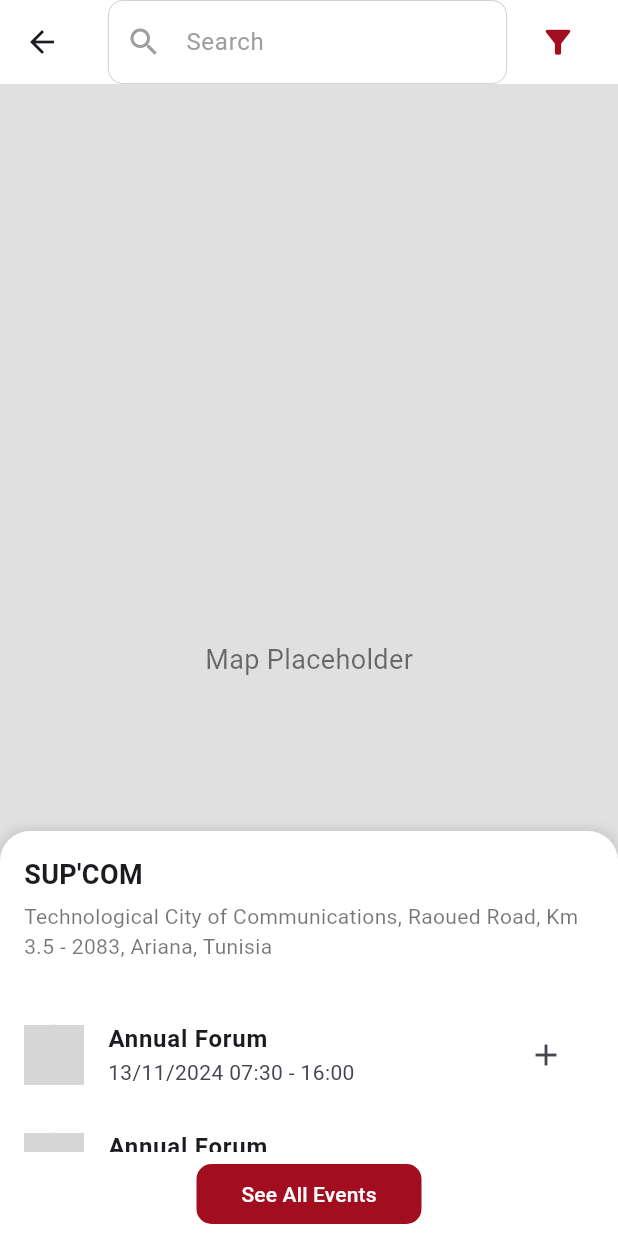
After one commit to MolkaSahli/Mobile_App, a Flutter app: the Mapevents screen opened directly, on a phone screen of 412 x 824 dp. The commit adds this screen. Run offline on Flutter 3.47's test engine with Material 3 defaults, Android fonts, the phone set to English and light mode, and no system bars; grey boxes are pictures that could not be loaded.

Commit message:
event info page and the map event page without the Map API

```diff
--- a/lib/main.dart
+++ b/lib/main.dart
@@ -1,5 +1,7 @@
+import 'package:eventify/screens/EventInfo.dart';
+import 'package:eventify/screens/MapEvents.dart';
+import 'package:eventify/screens/addEvent.dart';
 import 'package:eventify/screens/home.dart';
-import 'package:eventify/screens/addEvent.dart';
 import 'package:eventify/screens/login.dart';
 import 'package:flutter/material.dart';
 
@@ -20,7 +22,7 @@ class MyApp extends StatelessWidget {
         colorScheme: ColorScheme.fromSeed(seedColor: Colors.deepPurple),
         useMaterial3: true,
       ),
-      home: Home(),
+      home: const Addevent(),
     );
   }
 }
--- /dev/null
+++ b/lib/screens/MapEvents.dart
@@ -0,0 +1,220 @@
+import 'package:flutter/material.dart';
+
+class Mapevents extends StatefulWidget {
+  const Mapevents({super.key});
+
+  @override
+  State<Mapevents> createState() => _MapeventsState();
+}
+
+class _MapeventsState extends State<Mapevents> {
+  bool isExpanded = false;
+
+  @override
+  Widget build(BuildContext context) {
+    return Scaffold(
+      appBar: AppBar(
+        elevation: 0,
+        backgroundColor: Colors.white,
+        title: Padding(
+          padding: const EdgeInsets.symmetric(vertical: 8.0),
+          child: Row(
+            children: [
+              // Search Bar
+              Expanded(
+                child: TextField(
+                  cursorColor: Colors.grey,
+                  decoration: InputDecoration(
+                    fillColor: Colors.white,
+                    filled: true,
+                    enabledBorder: OutlineInputBorder(
+                      borderRadius: BorderRadius.circular(10),
+                      borderSide: BorderSide(
+                        width: 0.5,
+                        color: Colors.grey.shade400,
+                      ),
+                    ),
+                    focusedBorder: OutlineInputBorder(
+                      borderRadius: BorderRadius.circular(10),
+                      borderSide: BorderSide(
+                        color: Color(0xFFA20E20),
+                        width: 2.0,
+                      ),
+                    ),
+                    hintText: 'Search',
+                    hintStyle: TextStyle(
+                      color: Colors.grey,
+                      fontSize: 16,
+                    ),
+                    prefixIcon: Icon(
+                      Icons.search,
+                      color: Colors.grey,
+                    ),
+                  ),
+                ),
+              ),
+              const SizedBox(width: 10),
+              // Filter Button
+              Container(
+                decoration: BoxDecoration(
+                  color: Colors.white,
+                  borderRadius: BorderRadius.circular(10),
+                ),
+                child: IconButton(
+                  icon: Icon(
+                    Icons.filter_alt,
+                    color: Color(0xFFA20E20),
+                    size: 25,
+                  ),
+                  onPressed: () {
+                    print("Filter icon pressed");
+                  },
+                ),
+              ),
+            ],
+          ),
+        ),
+      ),
+      body: GestureDetector(
+        onTap: () {
+          // Collapse card on tapping outside
+          if (isExpanded) {
+            setState(() {
+              isExpanded = false;
+            });
+          }
+        },
+        child: Stack(
+          children: [
+            // Map Placeholder
+            Container(
+              height: double.infinity,
+              color: Colors.grey.shade300,
+              child: Center(
+                child: Text(
+                  'Map Placeholder',
+                  style: TextStyle(fontSize: 18, color: Colors.black54),
+                ),
+              ),
+            ),
+            // Event Details Overlay
+            Align(
+              alignment: Alignment.bottomCenter,
+              child: GestureDetector(
+                onTap: () {
+                  // Prevent collapsing when tapping inside
+                },
+                child: AnimatedContainer(
+                  duration: const Duration(milliseconds: 300),
+                  curve: Curves.easeInOut,
+                  height: isExpanded
+                      ? MediaQuery.of(context).size.height * 0.7
+                      : 270,
+                  decoration: BoxDecoration(
+                    color: Colors.white,
+                    borderRadius: BorderRadius.only(
+                      topLeft: Radius.circular(20),
+                      topRight: Radius.circular(20),
+                    ),
+                    boxShadow: [
+                      BoxShadow(
+                        color: Colors.black.withOpacity(0.1),
+                        blurRadius: 5,
+                        spreadRadius: 2,
+                      ),
+                    ],
+                  ),
+                  child: Column(
+                    crossAxisAlignment: CrossAxisAlignment.start,
+                    children: [
+                      // Title and Address
+                      Padding(
+                        padding: const EdgeInsets.all(16.0),
+                        child: Column(
+                          crossAxisAlignment: CrossAxisAlignment.start,
+                          children: [
+                            Text(
+                              'SUP\'COM',
+                              style: TextStyle(
+                                fontSize: 18,
+                                fontWeight: FontWeight.bold,
+                              ),
+                            ),
+                            const SizedBox(height: 5),
+                            Text(
+                              'Technological City of Communications, Raoued Road, Km 3.5 - 2083, Ariana, Tunisia',
+                              style: TextStyle(
+                                fontSize: 14,
+                                color: Colors.black54,
+                              ),
+                            ),
+                          ],
+                        ),
+                      ),
+                      const SizedBox(height: 10),
+                      // Events List
+                      Expanded(
+                        child: ListView.builder(
+                          itemCount: isExpanded ? 15 : 2,
+                          itemBuilder: (context, index) {
+                            return ListTile(
+                              leading: CircleAvatar(
+                                backgroundImage:
+                                    AssetImage('assets/event_icon.png'),
+                              ),
+                              title: Text(
+                                'Annual Forum',
+                                style: TextStyle(
+                                  fontWeight: FontWeight.bold,
+                                ),
+                              ),
+                              subtitle: Text('13/11/2024 07:30 - 16:00'),
+                              trailing: IconButton(
+                                icon: Icon(Icons.add),
+                                onPressed: () {
+                                  // Add to calendar or favorites
+                                },
+                              ),
+                            );
+                          },
+                        ),
+                      ),
+                      // "See All Events" Button
+                      if (!isExpanded)
+                        Center(
+                          child: TextButton(
+                            onPressed: () {
+                              setState(() {
+                                isExpanded = true;
+                              });
+                            },
+                            child: Container(
+                              height: 40,
+                              width: 150,
+                              decoration: BoxDecoration(
+                                color: Color(0xFFA20E20),
+                                borderRadius: BorderRadius.circular(10),
+                              ),
+                              child: Center(
+                                child: Text(
+                                  'See All Events',
+                                  style: TextStyle(
+                                    color: Colors.white,
+                                    fontSize: 14,
+                                  ),
+                                ),
+                              ),
+                            ),
+                          ),
+                        ),
+                    ],
+                  ),
+                ),
+              ),
+            ),
+          ],
+        ),
+      ),
+    );
+  }
+}
--- a/pubspec.yaml
+++ b/pubspec.yaml
@@ -59,8 +59,9 @@ flutter:
   uses-material-design: true
 
   # To add assets to your application, add an assets section, like this:
-  # assets:
-  #   - images/a_dot_burr.jpeg
+  assets:
+      - assets/MSI.png
+  #   - images//_dot_burr.jpeg
   #   - images/a_dot_ham.jpeg
 
   # An image asset can refer to one or more resolution-specific "variants", see
```
Also changed, not shown: lib/screens/EventInfo.dart (added, +200 -0 lines), lib/screens/addEvent.dart (+62 -62 lines), lib/screens/home.dart (+15 -15 lines), lib/screens/login.dart (+37 -37 lines), assets/MSI.png (added), assets/icons/filter-solid.svg (added).
